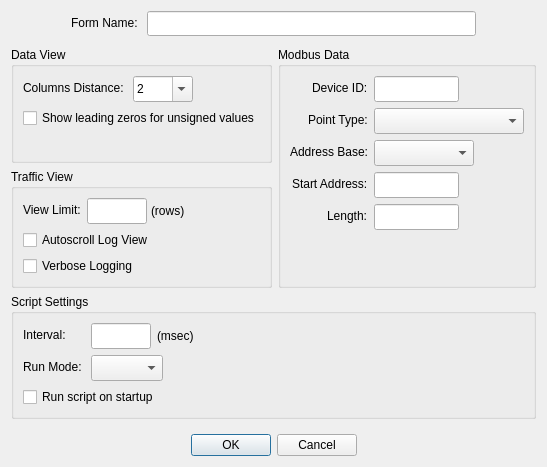
Qt form src/dialogs/dialogdisplaydefinition.ui (sanny32/OpenModSim) before a commit.
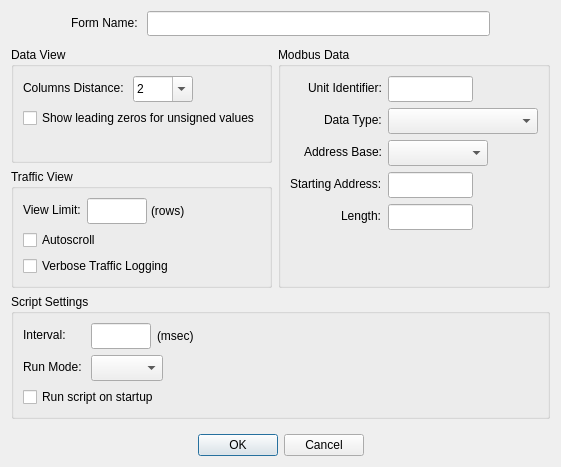
The same form after that commit. Custom widgets are drawn as their Qt base class.

Commit message: refactor: Rename "Device ID" to "Unit Identifier" across multiple UI components and translations for consistency (#88)

The edit to the form file:
```diff
--- a/src/dialogs/dialogdisplaydefinition.ui
+++ b/src/dialogs/dialogdisplaydefinition.ui
@@ -109,7 +109,7 @@
       <item row="0" column="0">
        <widget class="QLabel" name="labelSlaveAddress">
         <property name="text">
-         <string>Device ID:</string>
+         <string>Unit Identifier:</string>
         </property>
        </widget>
       </item>
@@ -138,7 +138,7 @@
       <item row="1" column="0">
        <widget class="QLabel" name="labelPoinType">
         <property name="text">
-         <string>Point Type:</string>
+         <string>Data Type:</string>
         </property>
        </widget>
       </item>
@@ -184,7 +184,7 @@
       <item row="4" column="0">
        <widget class="QLabel" name="labelPointAddress">
         <property name="text">
-         <string>Start Address:</string>
+         <string>Starting Address:</string>
         </property>
        </widget>
       </item>
@@ -323,14 +323,14 @@
       <item row="3" column="0" colspan="2">
        <widget class="QCheckBox" name="checkBoxVerboseLogging">
         <property name="text">
-         <string>Verbose Logging</string>
+         <string>Verbose Traffic Logging</string>
         </property>
        </widget>
       </item>
       <item row="2" column="0" colspan="2">
        <widget class="QCheckBox" name="checkBoxAutoscrollLog">
         <property name="text">
-         <string>Autoscroll Log View</string>
+         <string>Autoscroll</string>
         </property>
        </widget>
       </item>
```
The commit also changes 12 other files.
